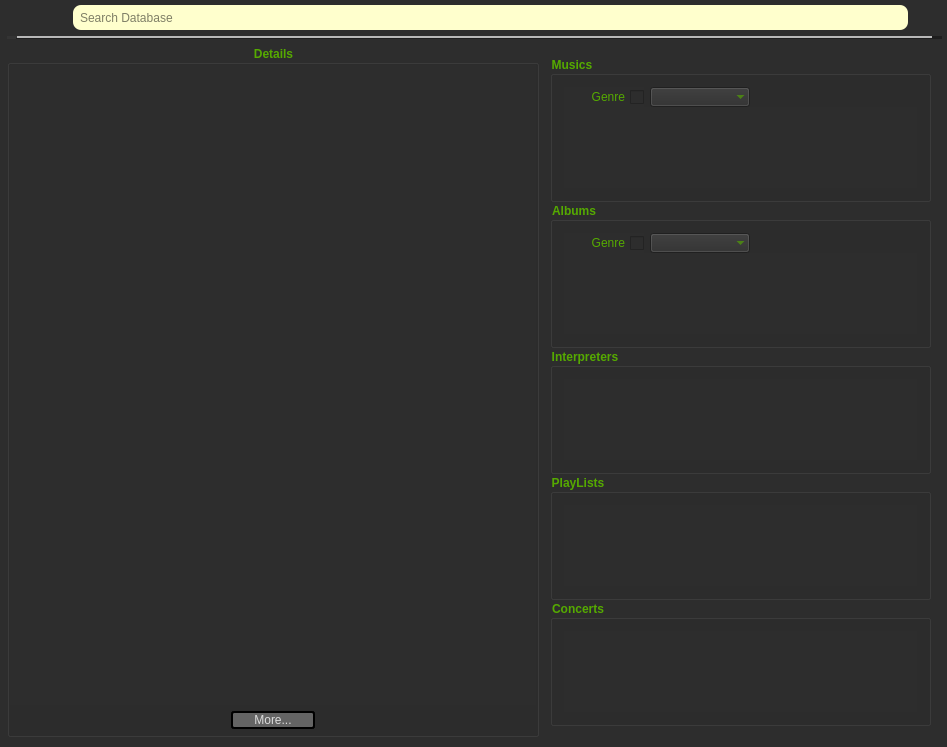
Qt form mainwindow.ui (LACF-MIEEC/BasesDados) before a commit.
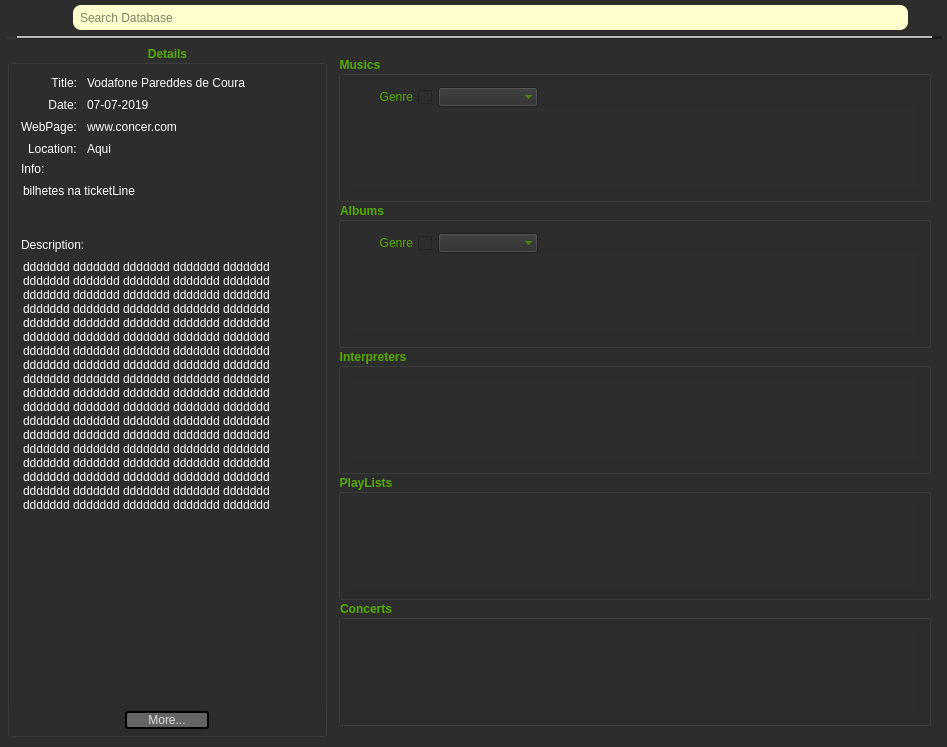
The same form after that commit. The open tabs and pages were chosen to show the change. Icons and pictures are not drawn.

What changed in the file:
```diff
--- a/mainwindow.ui
+++ b/mainwindow.ui
@@ -1272,10 +1272,16 @@
             </property>
             <property name="minimumSize">
              <size>
-              <width>300</width>
+              <width>320</width>
               <height>0</height>
              </size>
             </property>
+            <property name="maximumSize">
+             <size>
+              <width>300</width>
+              <height>16777215</height>
+             </size>
+            </property>
             <property name="title">
              <string>Details</string>
             </property>
@@ -1305,7 +1311,7 @@
                </property>
                <property name="minimumSize">
                 <size>
-                 <width>290</width>
+                 <width>84</width>
                  <height>0</height>
                 </size>
                </property>
@@ -2180,8 +2186,637 @@
                  </item>
                 </layout>
                </widget>
-               <widget class="QWidget" name="playlistDetailsPage"/>
-               <widget class="QWidget" name="concertDetailsPage"/>
+               <widget class="QWidget" name="playlistDetailsPage">
+                <layout class="QVBoxLayout" name="verticalLayout_18">
+                 <item>
+                  <layout class="QFormLayout" name="formLayout_6">
+                   <property name="labelAlignment">
+                    <set>Qt::AlignRight|Qt::AlignTrailing|Qt::AlignVCenter</set>
+                   </property>
+                   <property name="horizontalSpacing">
+                    <number>10</number>
+                   </property>
+                   <property name="verticalSpacing">
+                    <number>8</number>
+                   </property>
+                   <item row="1" column="0">
+                    <widget class="QLabel" name="namePlaylistLabel">
+                     <property name="sizePolicy">
+                      <sizepolicy hsizetype="Preferred" vsizetype="Preferred">
+                       <horstretch>0</horstretch>
+                       <verstretch>0</verstretch>
+                      </sizepolicy>
+                     </property>
+                     <property name="minimumSize">
+                      <size>
+                       <width>50</width>
+                       <height>0</height>
+                      </size>
+                     </property>
+                     <property name="maximumSize">
+                      <size>
+                       <width>44</width>
+                       <height>16777215</height>
+                      </size>
+                     </property>
+                     <property name="text">
+                      <string>Name:</string>
+                     </property>
+                     <property name="alignment">
+                      <set>Qt::AlignRight|Qt::AlignTrailing|Qt::AlignVCenter</set>
+                     </property>
+                    </widget>
+                   </item>
+                   <item row="1" column="1">
+                    <widget class="QLabel" name="namePlayList">
+                     <property name="text">
+                      <string>my Music</string>
+                     </property>
+                     <property name="alignment">
+                      <set>Qt::AlignLeading|Qt::AlignLeft|Qt::AlignVCenter</set>
+                     </property>
+                     <property name="wordWrap">
+                      <bool>true</bool>
+                     </property>
+                    </widget>
+                   </item>
+                   <item row="2" column="0">
+                    <widget class="QLabel" name="nickPlayListLabel">
+                     <property name="sizePolicy">
+                      <sizepolicy hsizetype="Minimum" vsizetype="Preferred">
+                       <horstretch>0</horstretch>
+                       <verstretch>0</verstretch>
+                      </sizepolicy>
+                     </property>
+                     <property name="minimumSize">
+                      <size>
+                       <width>50</width>
+                       <height>0</height>
+                      </size>
+                     </property>
+                     <property name="maximumSize">
+                      <size>
+                       <width>36</width>
+                       <height>16777215</height>
+                      </size>
+                     </property>
+                     <property name="text">
+                      <string>Owner:</string>
+                     </property>
+                     <property name="alignment">
+                      <set>Qt::AlignRight|Qt::AlignTrailing|Qt::AlignVCenter</set>
+                     </property>
+                    </widget>
+                   </item>
+                   <item row="2" column="1">
+                    <widget class="QLabel" name="nickPlaylist">
+                     <property name="text">
+                      <string>Myself</string>
+                     </property>
+                     <property name="alignment">
+                      <set>Qt::AlignLeading|Qt::AlignLeft|Qt::AlignVCenter</set>
+                     </property>
+                    </widget>
+                   </item>
+                  </layout>
+                 </item>
+                 <item>
+                  <widget class="QLabel" name="descPlaylistLabel">
+                   <property name="sizePolicy">
+                    <sizepolicy hsizetype="Minimum" vsizetype="Preferred">
+                     <horstretch>0</horstretch>
+                     <verstretch>0</verstretch>
+                    </sizepolicy>
+                   </property>
+                   <property name="minimumSize">
+                    <size>
+                     <width>50</width>
+                     <height>0</height>
+                    </size>
+                   </property>
+                   <property name="maximumSize">
+                    <size>
+                     <width>16777215</width>
+                     <height>16777215</height>
+                    </size>
+                   </property>
+                   <property name="layoutDirection">
+                    <enum>Qt::LeftToRight</enum>
+                   </property>
+                   <property name="text">
+                    <string>Description:</string>
+                   </property>
+                   <property name="alignment">
+                    <set>Qt::AlignLeading|Qt::AlignLeft|Qt::AlignVCenter</set>
+                   </property>
+                   <property name="margin">
+                    <number>5</number>
+                   </property>
+                  </widget>
+                 </item>
+                 <item>
+                  <widget class="QScrollArea" name="scrollArea_5">
+                   <property name="sizePolicy">
+                    <sizepolicy hsizetype="Expanding" vsizetype="Fixed">
+                     <horstretch>0</horstretch>
+                     <verstretch>0</verstretch>
+                    </sizepolicy>
+                   </property>
+                   <property name="minimumSize">
+                    <size>
+                     <width>0</width>
+                     <height>450</height>
+                    </size>
+                   </property>
+                   <property name="frameShape">
+                    <enum>QFrame::NoFrame</enum>
+                   </property>
+                   <property name="verticalScrollBarPolicy">
+                    <enum>Qt::ScrollBarAsNeeded</enum>
+                   </property>
+                   <property name="horizontalScrollBarPolicy">
+                    <enum>Qt::ScrollBarAlwaysOff</enum>
+                   </property>
+                   <property name="sizeAdjustPolicy">
+                    <enum>QAbstractScrollArea::AdjustToContents</enum>
+                   </property>
+                   <property name="widgetResizable">
+                    <bool>true</bool>
+                   </property>
+                   <widget class="QWidget" name="scrollAreaWidgetContents_11">
+                    <property name="geometry">
+                     <rect>
+                      <x>0</x>
+                      <y>0</y>
+                      <width>277</width>
+                      <height>514</height>
+                     </rect>
+                    </property>
+                    <property name="sizePolicy">
+                     <sizepolicy hsizetype="Preferred" vsizetype="Preferred">
+                      <horstretch>0</horstretch>
+                      <verstretch>0</verstretch>
+                     </sizepolicy>
+                    </property>
+                    <layout class="QGridLayout" name="gridLayout_22">
+                     <property name="leftMargin">
+                      <number>2</number>
+                     </property>
+                     <property name="topMargin">
+                      <number>2</number>
+                     </property>
+                     <property name="rightMargin">
+                      <number>2</number>
+                     </property>
+                     <property name="bottomMargin">
+                      <number>2</number>
+                     </property>
+                     <item row="2" column="0">
+                      <widget class="QLabel" name="descPlaylist">
+                       <property name="sizePolicy">
+                        <sizepolicy hsizetype="Expanding" vsizetype="MinimumExpanding">
+                         <horstretch>0</horstretch>
+                         <verstretch>0</verstretch>
+                        </sizepolicy>
+                       </property>
+                       <property name="minimumSize">
+                        <size>
+                         <width>0</width>
+                         <height>0</height>
+                        </size>
+                       </property>
+                       <property name="maximumSize">
+                        <size>
+                         <width>220</width>
+                         <height>16777215</height>
+                        </size>
+                       </property>
+                       <property name="text">
+                        <string>ddddddd ddddddd ddddddd ddddddd ddddddd ddddddd ddddddd ddddddd ddddddd ddddddd ddddddd ddddddd ddddddd ddddddd ddddddd ddddddd ddddddd ddddddd ddddddd ddddddd ddddddd ddddddd ddddddd ddddddd ddddddd ddddddd ddddddd ddddddd ddddddd ddddddd ddddddd ddddddd ddddddd ddddddd ddddddd ddddddd ddddddd ddddddd ddddddd ddddddd ddddddd ddddddd ddddddd ddddddd ddddddd ddddddd ddddddd ddddddd ddddddd ddddddd ddddddd ddddddd ddddddd ddddddd ddddddd ddddddd ddddddd ddddddd ddddddd ddddddd ddddddd ddddddd ddddddd ddddddd ddddddd ddddddd ddddddd ddddddd ddddddd ddddddd ddddddd ddddddd ddddddd ddddddd ddddddd ddddddd ddddddd ddddddd ddddddd ddddddd ddddddd ddddddd ddddddd ddddddd ddddddd ddddddd ddddddd ddddddd ddddddd ddddddd  </string>
+                       </property>
+                       <property name="textFormat">
+                        <enum>Qt::AutoText</enum>
+                       </property>
+                       <property name="scaledContents">
+                        <bool>false</bool>
+                       </property>
+                       <property name="alignment">
+                        <set>Qt::AlignLeading|Qt::AlignLeft|Qt::AlignTop</set>
+                       </property>
+                       <property name="wordWrap">
+                        <bool>true</bool>
+                       </property>
+                       <property name="margin">
+                        <number>0</number>
+                       </property>
+                      </widget>
+                     </item>
+                    </layout>
+                   </widget>
+                  </widget>
+                 </item>
+                </layout>
+               </widget>
+               <widget class="QWidget" name="concertDetailsPage">
+                <layout class="QGridLayout" name="gridLayout_25">
+                 <item row="1" column="0">
+                  <widget class="QLabel" name="descConcertLabel_2">
+                   <property name="sizePolicy">
+                    <sizepolicy hsizetype="Minimum" vsizetype="Preferred">
+                     <horstretch>0</horstretch>
+                     <verstretch>0</verstretch>
+                    </sizepolicy>
+                   </property>
+                   <property name="minimumSize">
+                    <size>
+                     <width>50</width>
+                     <height>0</height>
+                    </size>
+                   </property>
+                   <property name="maximumSize">
+                    <size>
+                     <width>16777215</width>
+                     <height>16777215</height>
+                    </size>
+                   </property>
+                   <property name="layoutDirection">
+                    <enum>Qt::LeftToRight</enum>
+                   </property>
+                   <property name="text">
+                    <string>Info:</string>
+                   </property>
+                   <property name="alignment">
+                    <set>Qt::AlignLeading|Qt::AlignLeft|Qt::AlignVCenter</set>
+                   </property>
+                   <property name="margin">
+                    <number>5</number>
+                   </property>
+                  </widget>
+                 </item>
+                 <item row="3" column="0">
+                  <widget class="QLabel" name="descConcertLabel">
+                   <property name="sizePolicy">
+                    <sizepolicy hsizetype="Minimum" vsizetype="Preferred">
+                     <horstretch>0</horstretch>
+                     <verstretch>0</verstretch>
+                    </sizepolicy>
+                   </property>
+                   <property name="minimumSize">
+                    <size>
+                     <width>50</width>
+                     <height>0</height>
+                    </size>
+                   </property>
+                   <property name="maximumSize">
+                    <size>
+                     <width>16777215</width>
+                     <height>16777215</height>
+                    </size>
+                   </property>
+                   <property name="layoutDirection">
+                    <enum>Qt::LeftToRight</enum>
+                   </property>
+                   <property name="text">
+                    <string>Description:</string>
+                   </property>
+                   <property name="alignment">
+                    <set>Qt::AlignLeading|Qt::AlignLeft|Qt::AlignVCenter</set>
+                   </property>
+                   <property name="margin">
+                    <number>5</number>
+                   </property>
+                  </widget>
+                 </item>
+                 <item row="0" column="0">
+                  <layout class="QFormLayout" name="formLayout_8">
+                   <property name="labelAlignment">
+                    <set>Qt::AlignRight|Qt::AlignTrailing|Qt::AlignVCenter</set>
+                   </property>
+                   <property name="horizontalSpacing">
+                    <number>10</number>
+                   </property>
+                   <property name="verticalSpacing">
+                    <number>8</number>
+                   </property>
+                   <item row="1" column="0">
+                    <widget class="QLabel" name="titleConcertLabel">
+                     <property name="sizePolicy">
+                      <sizepolicy hsizetype="Preferred" vsizetype="Preferred">
+                       <horstretch>0</horstretch>
+                       <verstretch>0</verstretch>
+                      </sizepolicy>
+                     </property>
+                     <property name="minimumSize">
+                      <size>
+                       <width>50</width>
+                       <height>0</height>
+                      </size>
+                     </property>
+                     <property name="maximumSize">
+                      <size>
+                       <width>44</width>
+                       <height>16777215</height>
+                      </size>
+                     </property>
+                     <property name="text">
+                      <string>Title:</string>
+                     </property>
+                     <property name="alignment">
+                      <set>Qt::AlignRight|Qt::AlignTrailing|Qt::AlignVCenter</set>
+                     </property>
+                    </widget>
+                   </item>
+                   <item row="1" column="1">
+                    <widget class="QLabel" name="titleConcert">
+                     <property name="text">
+                      <string>Vodafone Pareddes de Coura</string>
+                     </property>
+                     <property name="alignment">
+                      <set>Qt::AlignLeading|Qt::AlignLeft|Qt::AlignVCenter</set>
+                     </property>
+                     <property name="wordWrap">
+                      <bool>true</bool>
+                     </property>
+                    </widget>
+                   </item>
+                   <item row="2" column="0">
+                    <widget class="QLabel" name="dateConcertLabel">
+                     <property name="sizePolicy">
+                      <sizepolicy hsizetype="Minimum" vsizetype="Preferred">
+                       <horstretch>0</horstretch>
+                       <verstretch>0</verstretch>
+                      </sizepolicy>
+                     </property>
+                     <property name="minimumSize">
+                      <size>
+                       <width>50</width>
+                       <height>0</height>
+                      </size>
+                     </property>
+                     <property name="maximumSize">
+                      <size>
+                       <width>36</width>
+                       <height>16777215</height>
+                      </size>
+                     </property>
+                     <property name="text">
+                      <string>Date:</string>
+                     </property>
+                     <property name="alignment">
+                      <set>Qt::AlignRight|Qt::AlignTrailing|Qt::AlignVCenter</set>
+                     </property>
+                    </widget>
+                   </item>
+                   <item row="2" column="1">
+                    <widget class="QLabel" name="dateConcert">
+                     <property name="text">
+                      <string>07-07-2019</string>
+                     </property>
+                     <property name="alignment">
+                      <set>Qt::AlignLeading|Qt::AlignLeft|Qt::AlignVCenter</set>
+                     </property>
+                    </widget>
+                   </item>
+                   <item row="3" column="0">
+                    <widget class="QLabel" name="webpageConcertLabel">
+                     <property name="text">
+                      <string>WebPage:</string>
+                     </property>
+                    </widget>
+                   </item>
+                   <item row="3" column="1">
+                    <widget class="QLabel" name="webpageConcert">
+                     <property name="text">
+                      <string>www.concer.com</string>
+                     </property>
+                    </widget>
+                   </item>
+                   <item row="4" column="0">
+                    <widget class="QLabel" name="locationConcertLabel">
+                     <property name="text">
+                      <string>Location:</string>
+                     </property>
+                    </widget>
+                   </item>
+                   <item row="4" column="1">
+                    <widget class="QLabel" name="locationConcert">
+                     <property name="text">
+                      <string>Aqui</string>
+                     </property>
+                    </widget>
+                   </item>
+                  </layout>
+                 </item>
+                 <item row="4" column="0">
+                  <widget class="QScrollArea" name="scrollArea_6">
+                   <property name="sizePolicy">
+                    <sizepolicy hsizetype="Expanding" vsizetype="Expanding">
+                     <horstretch>0</horstretch>
+                     <verstretch>0</verstretch>
+                    </sizepolicy>
+                   </property>
+                   <property name="minimumSize">
+                    <size>
+                     <width>0</width>
+                     <height>0</height>
+                    </size>
+                   </property>
+                   <property name="frameShape">
+                    <enum>QFrame::NoFrame</enum>
+                   </property>
+                   <property name="verticalScrollBarPolicy">
+                    <enum>Qt::ScrollBarAsNeeded</enum>
+                   </property>
+                   <property name="horizontalScrollBarPolicy">
+                    <enum>Qt::ScrollBarAlwaysOff</enum>
+                   </property>
+                   <property name="sizeAdjustPolicy">
+                    <enum>QAbstractScrollArea::AdjustToContents</enum>
+                   </property>
+                   <property name="widgetResizable">
+                    <bool>true</bool>
+                   </property>
+                   <widget class="QWidget" name="scrollAreaWidgetContents_13">
+                    <property name="geometry">
+                     <rect>
+                      <x>0</x>
+                      <y>0</y>
+                      <width>277</width>
+                      <height>395</height>
+                     </rect>
+                    </property>
+                    <property name="sizePolicy">
+                     <sizepolicy hsizetype="Preferred" vsizetype="Preferred">
+                      <horstretch>0</horstretch>
+                      <verstretch>0</verstretch>
+                     </sizepolicy>
+                    </property>
+                    <layout class="QGridLayout" name="gridLayout_23">
+                     <property name="leftMargin">
+                      <number>2</number>
+                     </property>
+                     <property name="topMargin">
+                      <number>2</number>
+                     </property>
+                     <property name="rightMargin">
+                      <number>2</number>
+                     </property>
+                     <property name="bottomMargin">
+                      <number>2</number>
+                     </property>
+                     <item row="2" column="0">
+                      <widget class="QLabel" name="descConcert">
+                       <property name="sizePolicy">
+                        <sizepolicy hsizetype="Expanding" vsizetype="Expanding">
+                         <horstretch>0</horstretch>
+                         <verstretch>0</verstretch>
+                        </sizepolicy>
+                       </property>
+                       <property name="minimumSize">
+                        <size>
+                         <width>0</width>
+                         <height>0</height>
+                        </size>
+                       </property>
+                       <property name="maximumSize">
+                        <size>
+                         <width>16777215</width>
+                         <height>16777215</height>
+                        </size>
+                       </property>
+                       <property name="text">
+                        <string>ddddddd ddddddd ddddddd ddddddd ddddddd ddddddd ddddddd ddddddd ddddddd ddddddd ddddddd ddddddd ddddddd ddddddd ddddddd ddddddd ddddddd ddddddd ddddddd ddddddd ddddddd ddddddd ddddddd ddddddd ddddddd ddddddd ddddddd ddddddd ddddddd ddddddd ddddddd ddddddd ddddddd ddddddd ddddddd ddddddd ddddddd ddddddd ddddddd ddddddd ddddddd ddddddd ddddddd ddddddd ddddddd ddddddd ddddddd ddddddd ddddddd ddddddd ddddddd ddddddd ddddddd ddddddd ddddddd ddddddd ddddddd ddddddd ddddddd ddddddd ddddddd ddddddd ddddddd ddddddd ddddddd ddddddd ddddddd ddddddd ddddddd ddddddd ddddddd ddddddd ddddddd ddddddd ddddddd ddddddd ddddddd ddddddd ddddddd ddddddd ddddddd ddddddd ddddddd ddddddd ddddddd ddddddd ddddddd ddddddd ddddddd ddddddd  </string>
+                       </property>
+                       <property name="textFormat">
+                        <enum>Qt::AutoText</enum>
+                       </property>
+                       <property name="scaledContents">
+                        <bool>false</bool>
+                       </property>
+                       <property name="alignment">
+                        <set>Qt::AlignLeading|Qt::AlignLeft|Qt::AlignTop</set>
+                       </property>
+                       <property name="wordWrap">
+                        <bool>true</bool>
+                       </property>
+                       <property name="margin">
+                        <number>0</number>
+                       </property>
+                      </widget>
+                     </item>
+                    </layout>
+                   </widget>
+                  </widget>
+                 </item>
+                 <item row="2" column="0">
+                  <widget class="QScrollArea" name="scrollArea_7">
+                   <property name="sizePolicy">
+                    <sizepolicy hsizetype="Expanding" vsizetype="Fixed">
+                     <horstretch>0</horstretch>
+                     <verstretch>0</verstretch>
+                    </sizepolicy>
+                   </property>
+                   <property name="minimumSize">
+                    <size>
+                     <width>0</width>
+                     <height>0</height>
+                    </size>
+                   </property>
+                   <property name="maximumSize">
+                    <size>
+                     <width>16777215</width>
+                     <height>50</height>
+                    </size>
+                   </property>
+                   <property name="frameShape">
+                    <enum>QFrame::NoFrame</enum>
+                   </property>
+                   <property name="verticalScrollBarPolicy">
+                    <enum>Qt::ScrollBarAsNeeded</enum>
+                   </property>
+                   <property name="horizontalScrollBarPolicy">
+                    <enum>Qt::ScrollBarAlwaysOff</enum>
+                   </property>
+                   <property name="sizeAdjustPolicy">
+                    <enum>QAbstractScrollArea::AdjustToContents</enum>
+                   </property>
+                   <property name="widgetResizable">
+                    <bool>true</bool>
+                   </property>
+                   <widget class="QWidget" name="scrollAreaWidgetContents_16">
+                    <property name="geometry">
+                     <rect>
+                      <x>0</x>
+                      <y>0</y>
+                      <width>72</width>
+                      <height>50</height>
+                     </rect>
+                    </property>
+                    <property name="sizePolicy">
+                     <sizepolicy hsizetype="Maximum" vsizetype="Preferred">
+                      <horstretch>0</horstretch>
+                      <verstretch>0</verstretch>
+                     </sizepolicy>
+                    </property>
+                    <layout class="QHBoxLayout" name="horizontalLayout_8">
+                     <property name="leftMargin">
+                      <number>2</number>
+                     </property>
+                     <property name="topMargin">
+                      <number>2</number>
+                     </property>
+                     <property name="rightMargin">
+                      <number>0</number>
+                     </property>
+                     <property name="bottomMargin">
+                      <number>2</number>
+                     </property>
+                     <item alignment="Qt::AlignHCenter">
+                      <widget class="QLabel" name="descConcert_4">
+                       <property name="sizePolicy">
+                        <sizepolicy hsizetype="Expanding" vsizetype="Expanding">
+                         <horstretch>0</horstretch>
+                         <verstretch>0</verstretch>
+                        </sizepolicy>
+                       </property>
+                       <property name="minimumSize">
+                        <size>
+                         <width>0</width>
+                         <height>0</height>
+                        </size>
+                       </property>
+                       <property name="maximumSize">
+                        <size>
+                         <width>16777215</width>
+                         <height>16777215</height>
+                        </size>
+                       </property>
+                       <property name="text">
+                        <string>bilhetes na ticketLine</string>
+                       </property>
+                       <property name="textFormat">
+                        <enum>Qt::PlainText</enum>
+                       </property>
+                       <property name="scaledContents">
+                        <bool>false</bool>
+                       </property>
+                       <property name="alignment">
+                        <set>Qt::AlignLeading|Qt::AlignLeft|Qt::AlignTop</set>
+                       </property>
+                       <property name="wordWrap">
+                        <bool>true</bool>
+                       </property>
+                       <property name="margin">
+                        <number>0</number>
+                       </property>
+                      </widget>
+                     </item>
+                    </layout>
+                   </widget>
+                  </widget>
+                 </item>
+                </layout>
+               </widget>
               </widget>
              </item>
             </layout>
@@ -2203,7 +2838,7 @@
               <rect>
                <x>0</x>
                <y>0</y>
-               <width>626</width>
+               <width>608</width>
                <height>565</height>
               </rect>
              </property>
```
Left out of the diff: 3 changed lines with no effect on the pictures.
